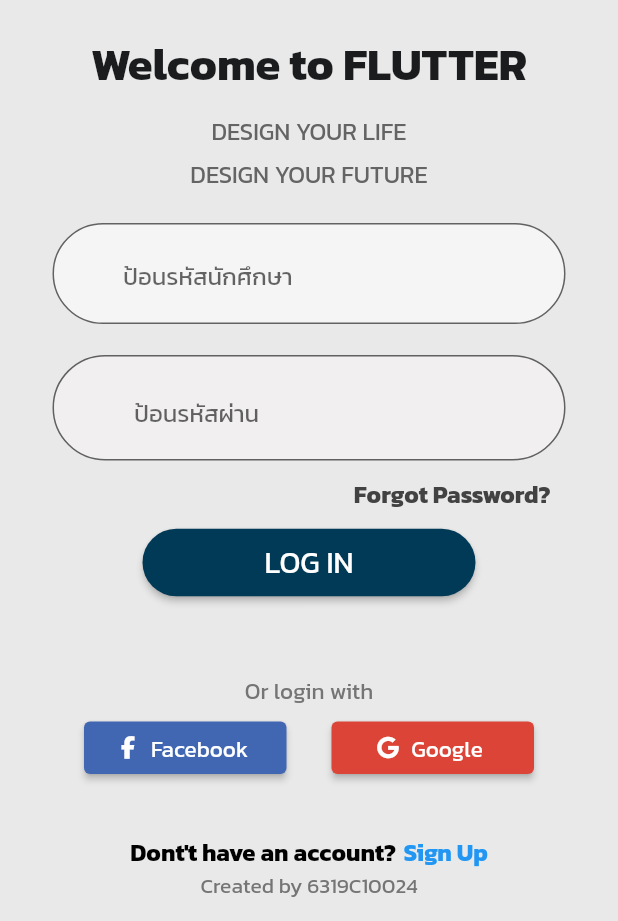
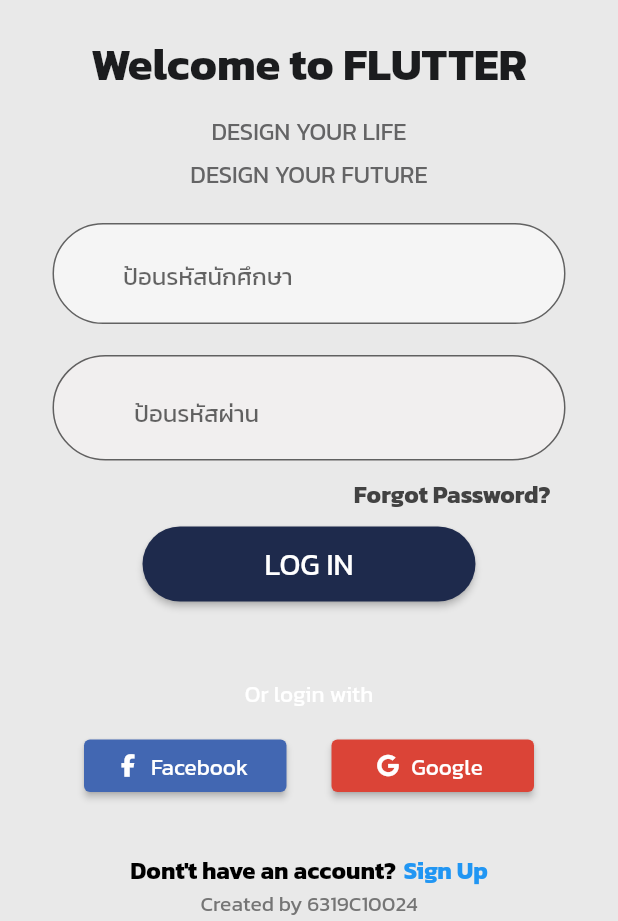
Before and after one commit to Parkphum-S/flutter_app_6319c10024, a Flutter app: the screen it shows after launch, on a phone screen of 412 x 824 dp, the part 315-1236 px from its top. Run offline on Flutter 3.47's test engine with Material 2 defaults, Android fonts, the phone set to English and light mode, and no system bars; our stand-ins replace font_awesome_flutter.

Commit message:
Code Midterm V.3.0 : Create login_ui.dart  by Parkphum

```diff
--- a/analysis_options.yaml
+++ b/analysis_options.yaml
@@ -22,6 +22,12 @@ linter:
   # `// ignore_for_file: name_of_lint` syntax on the line or in the file
   # producing the lint.
   rules:
+    prefer_const_constructors : false
+    prefer_const_literals_to_create_immutables: false
+    prefer_final_fields: false
+    prefer_interpolation_to_compose_strings: false
+    must_be_immutable: false
+    prefer_single_quotes: false
     # avoid_print: false  # Uncomment to disable the `avoid_print` rule
     # prefer_single_quotes: true  # Uncomment to enable the `prefer_single_quotes` rule
 
--- a/lib/views/login_ui.dart
+++ b/lib/views/login_ui.dart
@@ -1,5 +1,5 @@
 import 'package:flutter/material.dart';
-import 'package:flutter/services.dart';
+import 'package:flutter_app_6319c10024/views/register_ui.dart';
 import 'package:font_awesome_flutter/font_awesome_flutter.dart';
 
 class LoginUI extends StatefulWidget {
@@ -154,8 +154,8 @@ class _LoginUIState extends State<LoginUI> {
                       ),
                     ),
                     style: ElevatedButton.styleFrom(
-                      primary: Color.fromARGB(255, 0, 58, 86),
-                      minimumSize: const Size.fromHeight(45),
+                      primary: Color.fromARGB(255, 30, 42, 76),
+                      minimumSize: const Size.fromHeight(50),
                       shape: RoundedRectangleBorder(
                         borderRadius: BorderRadius.circular(50.0),
                       ),
@@ -170,11 +170,11 @@ class _LoginUIState extends State<LoginUI> {
                   style: TextStyle(
                     fontSize: 15.0,
                     fontWeight: FontWeight.w500,
-                    color: Colors.grey[600],
+                    color: Colors.white,
                   ),
                 ),
                 SizedBox(
-                  height: 10.0,
+                  height: 20.0,
                 ),
                 Row(
                   mainAxisAlignment: MainAxisAlignment.center,
@@ -247,7 +247,14 @@ class _LoginUIState extends State<LoginUI> {
                       width: 5.0,
                     ),
                     InkWell(
-                      onTap: () {},
+                      onTap: () {
+                        Navigator.push(
+                          context,
+                          MaterialPageRoute(
+                            builder: (context) => RegisterUI(),
+                          ),
+                        );
+                      },
                       child: Text(
                         "Sign Up",
                         style: TextStyle(
```
Also changed, not shown: lib/views/register_ui.dart (added, +15 -0 lines).
